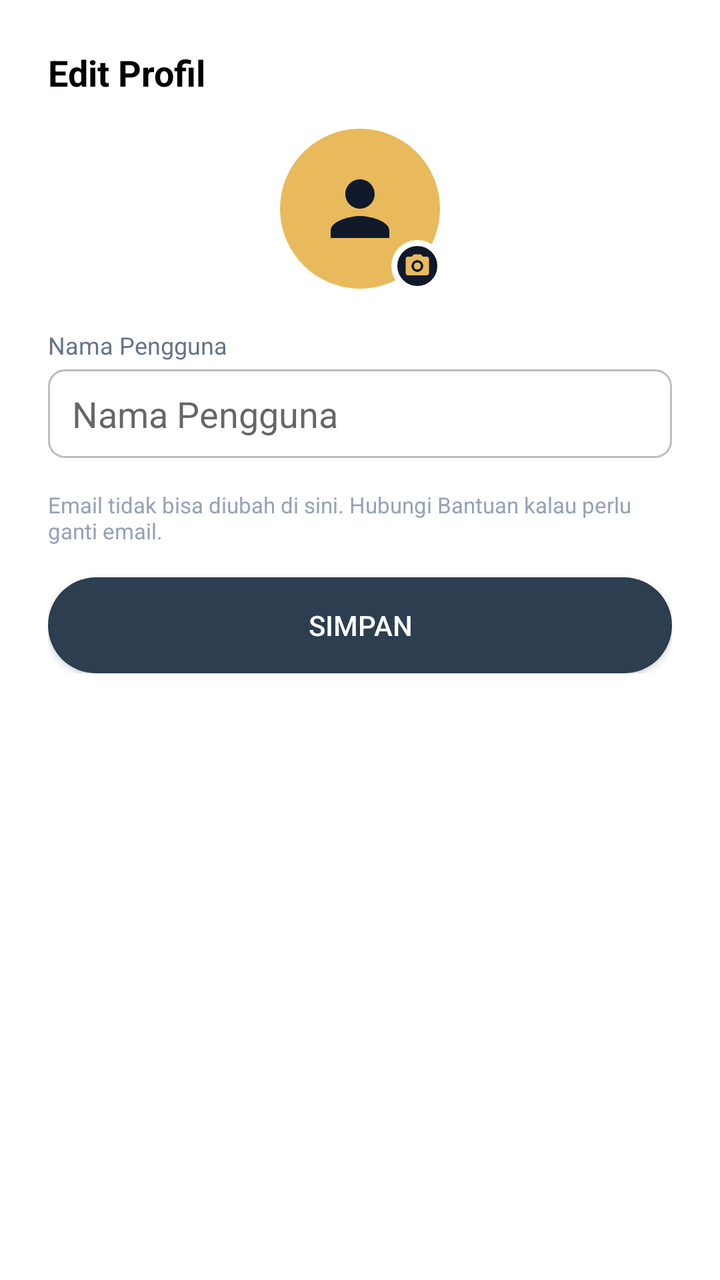
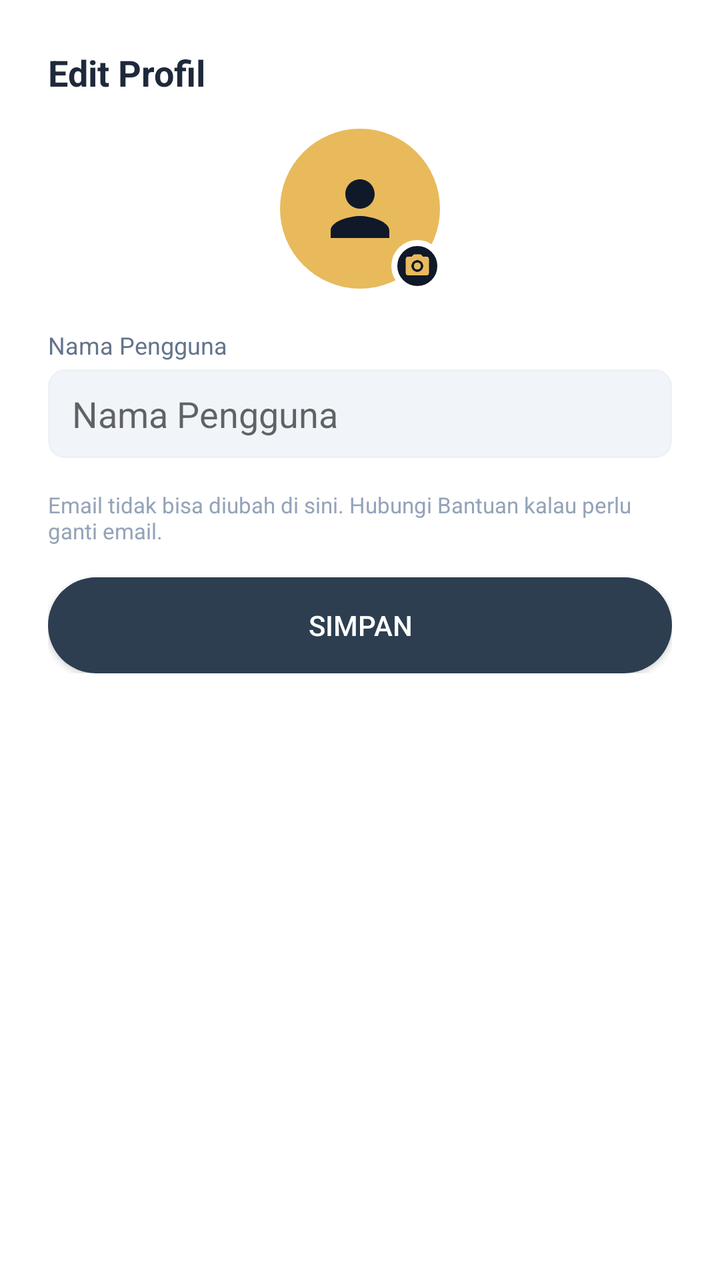

An Android layout rendered at two revisions. The XML below is the earlier revision; the diff shows what the commit changed to produce the second picture.
<!-- AndroidManifest.xml: application theme AppTheme -->
<!-- res/layout/dialog_edit_profile.xml -->
<?xml version="1.0" encoding="utf-8"?>
<ScrollView xmlns:android="http://schemas.android.com/apk/res/android"
    xmlns:app="http://schemas.android.com/apk/res-auto"
    android:layout_width="match_parent"
    android:layout_height="wrap_content"
    android:maxHeight="560dp">

    <LinearLayout
        android:layout_width="match_parent"
        android:layout_height="wrap_content"
        android:orientation="vertical"
        android:padding="24dp"
        android:background="@drawable/bg_card_up_rounded">

        <TextView
            android:layout_width="wrap_content"
            android:layout_height="wrap_content"
            android:text="Edit Profil"
            android:textSize="18sp"
            android:textStyle="bold"
            android:textColor="@android:color/black"
            android:layout_marginBottom="16dp"/>

        <FrameLayout
            android:id="@+id/avatarContainerSheet"
            android:layout_width="80dp"
            android:layout_height="80dp"
            android:layout_gravity="center_horizontal"
            android:layout_marginBottom="20dp"
            android:clipChildren="false"
            android:clipToPadding="false">

            <ImageView
                android:id="@+id/ivAvatarSheet"
                android:layout_width="80dp"
                android:layout_height="80dp"
                android:padding="18dp"
                android:background="@drawable/bg_circle_button"
                android:backgroundTint="@color/gold_accent"
                android:src="@drawable/ic_person"
                android:scaleType="centerCrop"
                app:tint="@color/login_bg_deep"
                android:contentDescription="@string/app_name" />

            <ImageView
                android:id="@+id/ivAvatarBadgeSheet"
                android:layout_width="26dp"
                android:layout_height="26dp"
                android:layout_gravity="bottom|end"
                android:layout_marginEnd="-2dp"
                android:layout_marginBottom="-2dp"
                android:padding="6dp"
                android:background="@drawable/bg_avatar_badge_on_white"
                android:src="@drawable/ic_camera"
                app:tint="@color/gold_accent"
                android:clickable="true"
                android:focusable="true"
                android:contentDescription="Ubah foto profil" />

            <FrameLayout
                android:id="@+id/avatarUploadScrimSheet"
                android:layout_width="80dp"
                android:layout_height="80dp"
                android:background="@drawable/bg_avatar_scrim"
                android:visibility="gone">

                <ProgressBar
                    android:layout_width="24dp"
                    android:layout_height="24dp"
                    android:layout_gravity="center"
                    android:indeterminateTint="@color/gold_accent" />
            </FrameLayout>
        </FrameLayout>

        <TextView
            android:layout_width="wrap_content"
            android:layout_height="wrap_content"
            android:text="Nama Pengguna"
            android:textSize="12sp"
            android:textColor="@color/text_secondary"
            android:layout_marginBottom="4dp"/>

        <EditText
            android:id="@+id/etProfileUsername"
            android:layout_width="match_parent"
            android:layout_height="wrap_content"
            android:background="@drawable/bg_input_outline"
            android:inputType="textPersonName"
            android:hint="Nama Pengguna"
            android:layout_marginBottom="16dp"/>

        <TextView
            android:layout_width="wrap_content"
            android:layout_height="wrap_content"
            android:text="Email tidak bisa diubah di sini. Hubungi Bantuan kalau perlu ganti email."
            android:textSize="11sp"
            android:textColor="@color/text_hint"
            android:layout_marginBottom="16dp"/>

        <androidx.appcompat.widget.AppCompatButton
            android:id="@+id/btnSaveProfile"
            android:layout_width="match_parent"
            android:layout_height="wrap_content"
            android:text="Simpan"
            android:background="@drawable/bg_btn_main_dark"
            android:textColor="@android:color/white"/>

    </LinearLayout>
</ScrollView>
<!-- resources referenced by this layout -->
<resources>
  <color name="gold_accent">#E8BA5C</color>
  <color name="login_bg_deep">#10192A</color>
  <color name="text_hint">#94A3B8</color>
  <color name="text_secondary">#64748B</color>
  <!-- drawable bg_avatar_badge_on_white (drawable) -->
  <?xml version="1.0" encoding="utf-8"?>
  <shape xmlns:android="http://schemas.android.com/apk/res/android" android:shape="oval">
      <solid android:color="@color/login_bg_deep" />
      <stroke
          android:width="3dp"
          android:color="@android:color/white" />
  </shape>
  <!-- drawable bg_avatar_scrim (drawable) -->
  <?xml version="1.0" encoding="utf-8"?>
  <shape xmlns:android="http://schemas.android.com/apk/res/android" android:shape="oval">
      <solid android:color="#8010192A" />
  </shape>
  <!-- drawable bg_btn_main_dark (drawable) -->
  <?xml version="1.0" encoding="utf-8"?>
  <shape xmlns:android="http://schemas.android.com/apk/res/android"
      android:shape="rectangle">
  
      <solid android:color="#2C3E50" />
  
      <corners android:radius="24dp" />
  </shape>
  <!-- drawable bg_card_up_rounded (drawable) -->
  <?xml version="1.0" encoding="utf-8"?>
  <shape xmlns:android="http://schemas.android.com/apk/res/android">
      <solid android:color="@color/card_white"/>
  
  
      <corners
          android:topLeftRadius="16dp"
          android:topRightRadius="16dp"
          android:bottomLeftRadius="0dp"
          android:bottomRightRadius="0dp" />
  
  </shape>
  <!-- drawable bg_circle_button (drawable) -->
  <?xml version="1.0" encoding="utf-8"?>
  <shape xmlns:android="http://schemas.android.com/apk/res/android" android:shape="oval">
      <solid android:color="#FFFFFF"/> </shape>
  <!-- drawable bg_input_outline (drawable) -->
  <?xml version="1.0" encoding="utf-8"?>
  <shape xmlns:android="http://schemas.android.com/apk/res/android"
      android:shape="rectangle">
  
      <solid android:color="@android:color/white" />
  
      <stroke
          android:width="1dp"
          android:color="#BDBDBD" />
  
      <corners android:radius="8dp" />
  
      <padding
          android:left="12dp"
          android:top="10dp"
          android:right="12dp"
          android:bottom="10dp" />
  </shape>
  <!-- drawable ic_person (drawable) -->
  <vector android:height="18dp" android:tint="#FBBF24"
      android:viewportHeight="24" android:viewportWidth="24"
      android:width="18dp" xmlns:android="http://schemas.android.com/apk/res/android">
      <path android:fillColor="@android:color/white" android:pathData="M12,12c2.21,0 4,-1.79 4,-4s-1.79,-4 -4,-4 -4,1.79 -4,4 1.79,4 4,4zM12,14c-2.67,0 -8,1.34 -8,4v2h16v-2c0,-2.66 -5.33,-4 -8,-4z"/>
  </vector>
  <string name="app_name">Al-Kaukaba</string>
  <style name="AppTheme" parent="Theme.AlKaukaba">
          <item name="android:windowDrawsSystemBarBackgrounds" tools:targetApi="lollipop">true</item>
      </style>
  <color name="card_white">#FFFFFF</color>
  <color name="purple_500">#FF6200EE</color>
  <color name="transparent">#00FFFFFF</color>
  <color name="white">#FFFFFFFF</color>
  <color name="teal_200">#FF03DAC5</color>
  <color name="teal_700">#FF018786</color>
  <color name="black">#FF000000</color>
  <style name="ThemeOverlay.AlKaukaba.BottomSheetDialog" parent="ThemeOverlay.MaterialComponents.BottomSheetDialog">
          <item name="bottomSheetStyle">@style/Widget.AlKaukaba.BottomSheet.Modal</item>
      </style>
  <style name="Widget.AlKaukaba.BottomSheet.Modal" parent="Widget.MaterialComponents.BottomSheet.Modal">
          <item name="shapeAppearanceOverlay">@style/ShapeAppearance.AlKaukaba.BottomSheet</item>
      </style>
  <style name="ShapeAppearance.AlKaukaba.BottomSheet" parent="">
          <item name="cornerFamily">rounded</item>
          <item name="cornerSizeTopLeft">16dp</item>
          <item name="cornerSizeTopRight">16dp</item>
          <item name="cornerSizeBottomLeft">0dp</item>
          <item name="cornerSizeBottomRight">0dp</item>
      </style>
  <!-- unchanged entries left out for length: 2 -->
</resources>

<!-- the commit's change to res/layout/dialog_edit_profile.xml (unified diff, before → after) -->
@@ -18,7 +18,7 @@
             android:text="Edit Profil"
             android:textSize="18sp"
             android:textStyle="bold"
-            android:textColor="@android:color/black"
+            android:textColor="@color/text_primary"
             android:layout_marginBottom="16dp"/>
 
         <FrameLayout
<!-- resource entries referenced after the edit -->
@@ -3,6 +3,7 @@
   <color name="gold_accent">#E8BA5C</color>
   <color name="login_bg_deep">#10192A</color>
   <color name="text_hint">#94A3B8</color>
+  <color name="text_primary">#1E293B</color>
   <color name="text_secondary">#64748B</color>
   <!-- drawable bg_avatar_badge_on_white (drawable) -->
   <?xml version="1.0" encoding="utf-8"?>
@@ -48,11 +49,11 @@
   <shape xmlns:android="http://schemas.android.com/apk/res/android"
       android:shape="rectangle">
   
-      <solid android:color="@android:color/white" />
+      <solid android:color="@color/input_inline_bg" />
   
       <stroke
           android:width="1dp"
-          android:color="#BDBDBD" />
+          android:color="@color/divider_soft" />
   
       <corners android:radius="8dp" />
   
@@ -73,6 +74,8 @@
           <item name="android:windowDrawsSystemBarBackgrounds" tools:targetApi="lollipop">true</item>
       </style>
   <color name="card_white">#FFFFFF</color>
+  <color name="input_inline_bg">#F1F5F9</color>
+  <color name="divider_soft">#EEF1F4</color>
   <color name="purple_500">#FF6200EE</color>
   <color name="transparent">#00FFFFFF</color>
   <color name="white">#FFFFFFFF</color>
